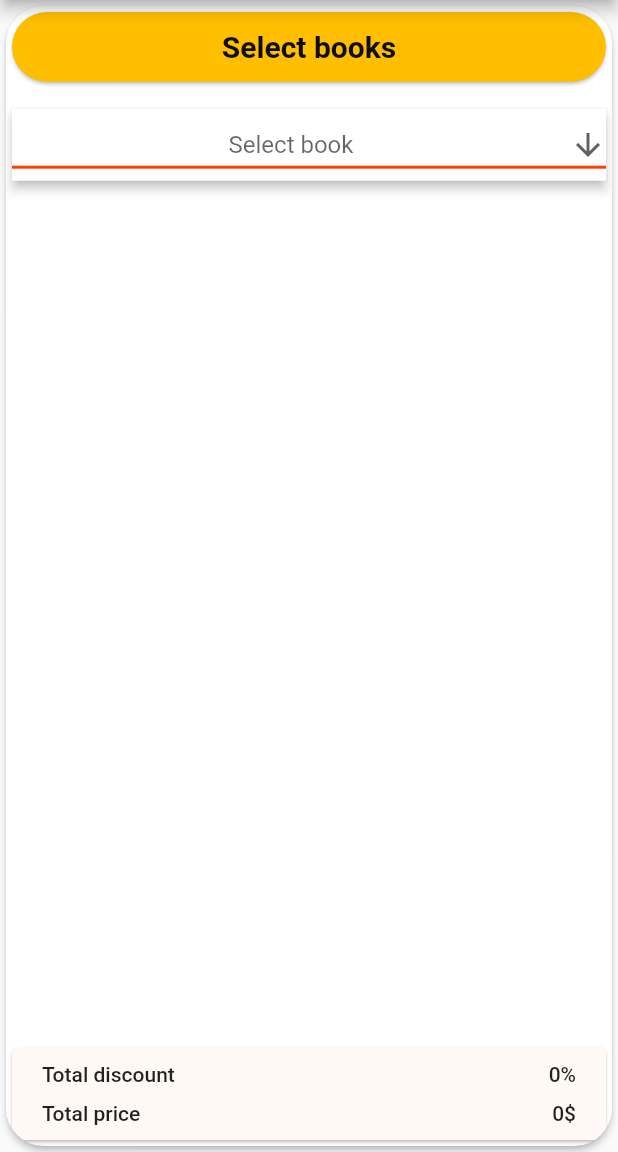
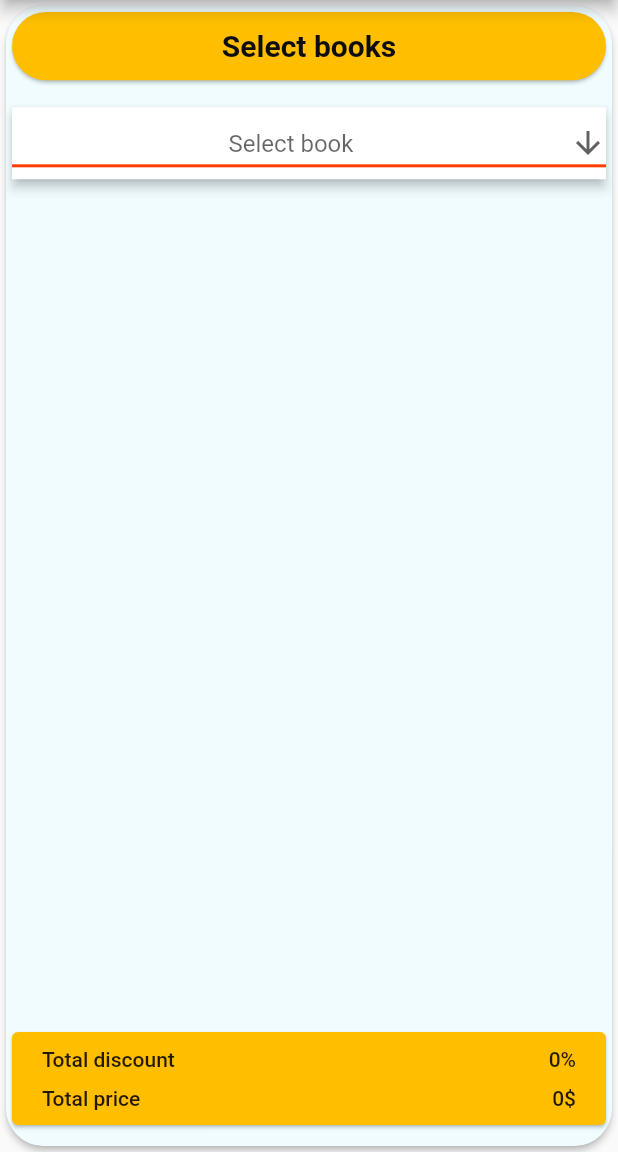
Before and after one commit to DpkPatil05/BookCart, a Flutter app: the screen it shows after launch, on a phone screen of 412 x 824 dp, the part 84-1236 px from its top. Run offline on Flutter 3.47's test engine with Material 2 defaults, Android fonts, the phone set to English and light mode, and no system bars.

Commit message:
ui update

```diff
--- a/lib/common/color_palette.dart
+++ b/lib/common/color_palette.dart
@@ -9,4 +9,5 @@ class Palette {
   static const Color tertiary = Color(0xfffff8f5);
 
   static const Color fontColor = Color(0xff0d0d0d);
+  static const Color bg = Color(0xfff0fcff);
 }
--- a/lib/screens/cart_screen.dart
+++ b/lib/screens/cart_screen.dart
@@ -30,7 +30,7 @@ class _CartState extends State<Cart> {
       ),
       body: Consumer<CartProvider>(builder: (context, prov, _) {
         return Card(
-          color: Colors.white,
+          color: Palette.bg,
           clipBehavior: Clip.antiAliasWithSaveLayer,
           elevation: 2,
           shape: RoundedRectangleBorder(
@@ -146,7 +146,7 @@ class _CartState extends State<Cart> {
               Container(
                 height: 70,
                 child: Card(
-                    color: Palette.tertiary,
+                    color: Palette.secondary,
                     child: Column(
                       children: [
                         Padding(
@@ -178,7 +178,8 @@ class _CartState extends State<Cart> {
                         ),
                       ],
                     )),
-              )
+              ),
+              SizedBox(height: 10)
             ],
           ),
         );
```
